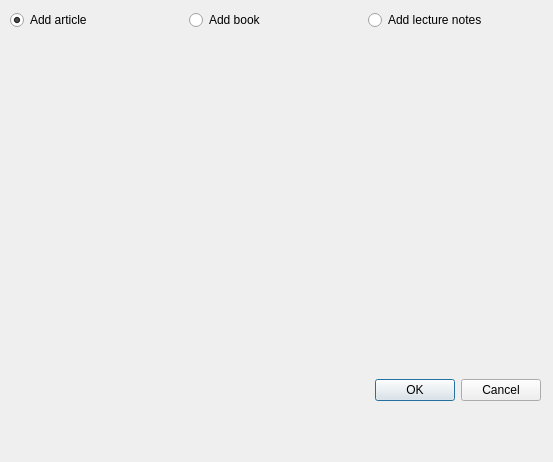
This is amt/views/ui/addDialog.ui in eg0rim/amt as Qt 5 draws it before an edit. The edited form follows.
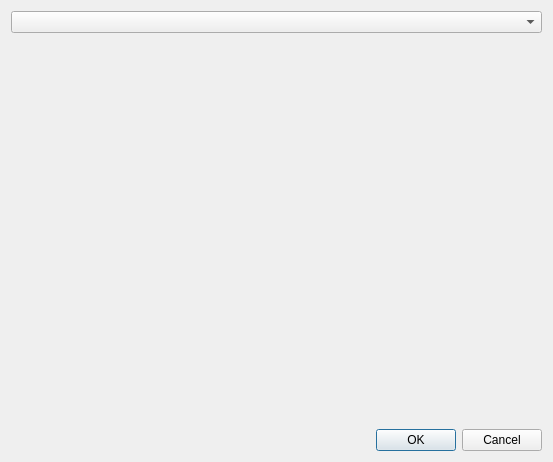
This is the edited form.

Commit message: ui for adding different entries

```diff
--- a/amt/views/ui/addDialog.ui
+++ b/amt/views/ui/addDialog.ui
@@ -13,55 +13,33 @@
   <property name="windowTitle">
    <string>Dialog</string>
   </property>
-  <widget class="QWidget" name="verticalLayoutWidget">
-   <property name="geometry">
-    <rect>
-     <x>10</x>
-     <y>10</y>
-     <width>531</width>
-     <height>391</height>
-    </rect>
-   </property>
    <layout class="QVBoxLayout" name="verticalLayout">
     <item>
-     <layout class="QHBoxLayout" name="horizontalLayout">
+    <widget class="QComboBox" name="entryTypeComboBox">
+     <property name="placeholderText">
+      <string>Type of entry</string>
+     </property>
       <item>
-       <widget class="QRadioButton" name="radioButtonBook">
         <property name="text">
-         <string>Add article</string>
-        </property>
-        <property name="checked">
-         <bool>true</bool>
-        </property>
-        <attribute name="buttonGroup">
-         <string notr="true">buttonGroup</string>
-        </attribute>
-       </widget>
+       <string>Article</string>
+      </property>
       </item>
       <item>
-       <widget class="QRadioButton" name="radioButtonLectureNotes">
         <property name="text">
-         <string>Add book</string>
-        </property>
-        <attribute name="buttonGroup">
-         <string notr="true">buttonGroup</string>
-        </attribute>
-       </widget>
+       <string>Book</string>
+      </property>
       </item>
       <item>
-       <widget class="QRadioButton" name="radioButtonArticle">
         <property name="text">
-         <string>Add lecture notes</string>
-        </property>
-        <attribute name="buttonGroup">
-         <string notr="true">buttonGroup</string>
-        </attribute>
-       </widget>
-      </item>
-     </layout>
-    </item>
+       <string>Lecture Notes</string>
+      </property>
+     </item>
+    </widget>
+   </item>
     <item>
-     <widget class="QWidget" name="widget" native="true"/>
+    <widget class="QWidget" name="formWidget" native="true">
+     <layout class="QVBoxLayout" name="verticalLayout_2"/>
+    </widget>
     </item>
     <item>
      <widget class="QDialogButtonBox" name="buttonBox">
@@ -72,7 +50,6 @@
     </item>
    </layout>
   </widget>
- </widget>
  <resources/>
  <connections/>
  <buttongroups>
```
Left out of the diff: 3 changed lines with no effect on the pictures. Lines whose indentation alone changed are shown as unchanged. The commit also changes 4 other files.
